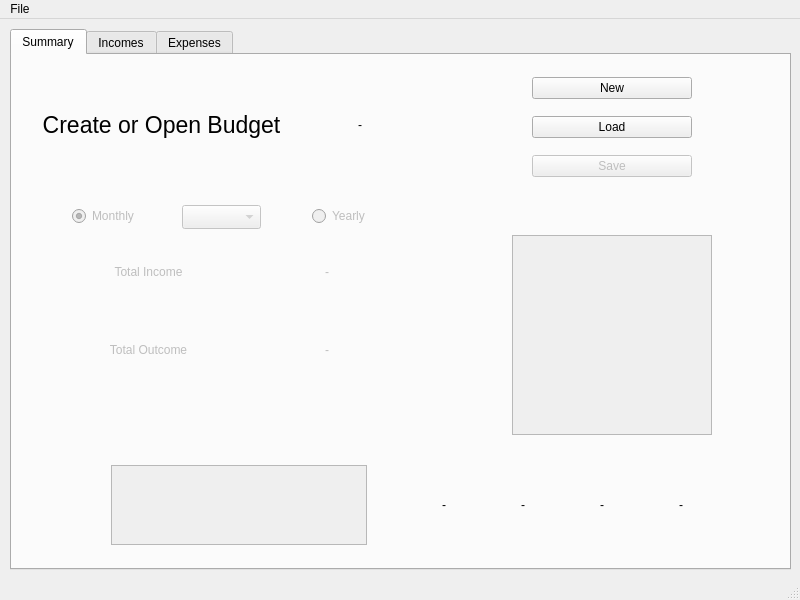
Above: mainwindow.ui from MacPiston/HomePot before the change. Below: the same form after it.
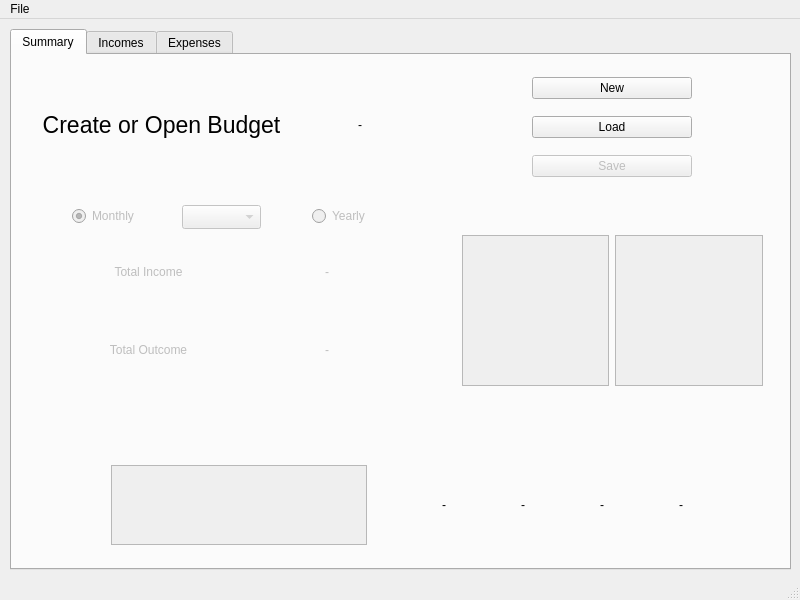
That is the form after the change. Custom widgets are drawn as their Qt base class.

Commit message: Window name

Diff of the .ui file:
```diff
--- a/mainwindow.ui
+++ b/mainwindow.ui
@@ -165,19 +165,6 @@
        </item>
       </layout>
      </widget>
-     <widget class="QtCharts::QChartView" name="chartview">
-      <property name="enabled">
-       <bool>false</bool>
-      </property>
-      <property name="geometry">
-       <rect>
-        <x>500</x>
-        <y>180</y>
-        <width>200</width>
-        <height>200</height>
-       </rect>
-      </property>
-     </widget>
      <widget class="QWidget" name="verticalLayoutWidget">
       <property name="geometry">
        <rect>
@@ -337,6 +324,32 @@
        </item>
       </layout>
      </widget>
+     <widget class="QWidget" name="horizontalLayoutWidget_3">
+      <property name="geometry">
+       <rect>
+        <x>450</x>
+        <y>180</y>
+        <width>301</width>
+        <height>151</height>
+       </rect>
+      </property>
+      <layout class="QHBoxLayout" name="chartHorizontalLayout">
+       <item>
+        <widget class="QtCharts::QChartView" name="chartViewExpense">
+         <property name="enabled">
+          <bool>false</bool>
+         </property>
+        </widget>
+       </item>
+       <item>
+        <widget class="QtCharts::QChartView" name="chartViewIncome">
+         <property name="enabled">
+          <bool>false</bool>
+         </property>
+        </widget>
+       </item>
+      </layout>
+     </widget>
     </widget>
     <widget class="QWidget" name="incomeTab">
      <attribute name="title">
```
The commit also changes 3 other files.
